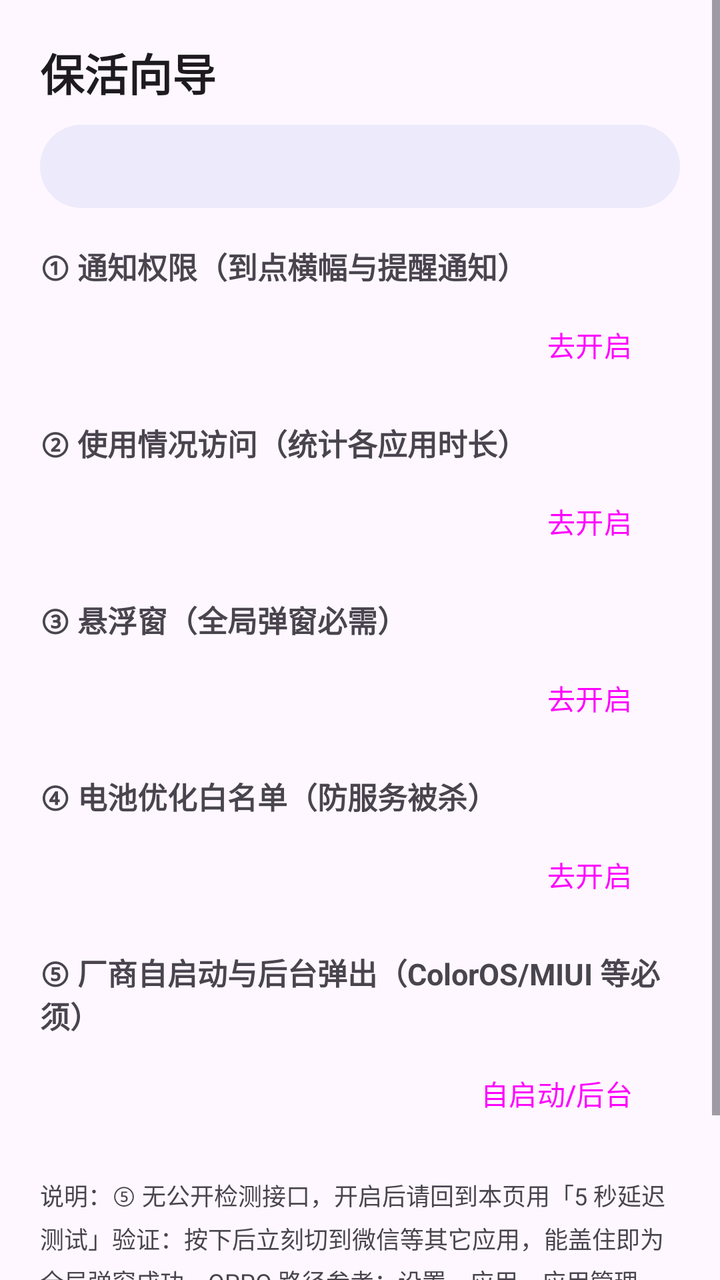
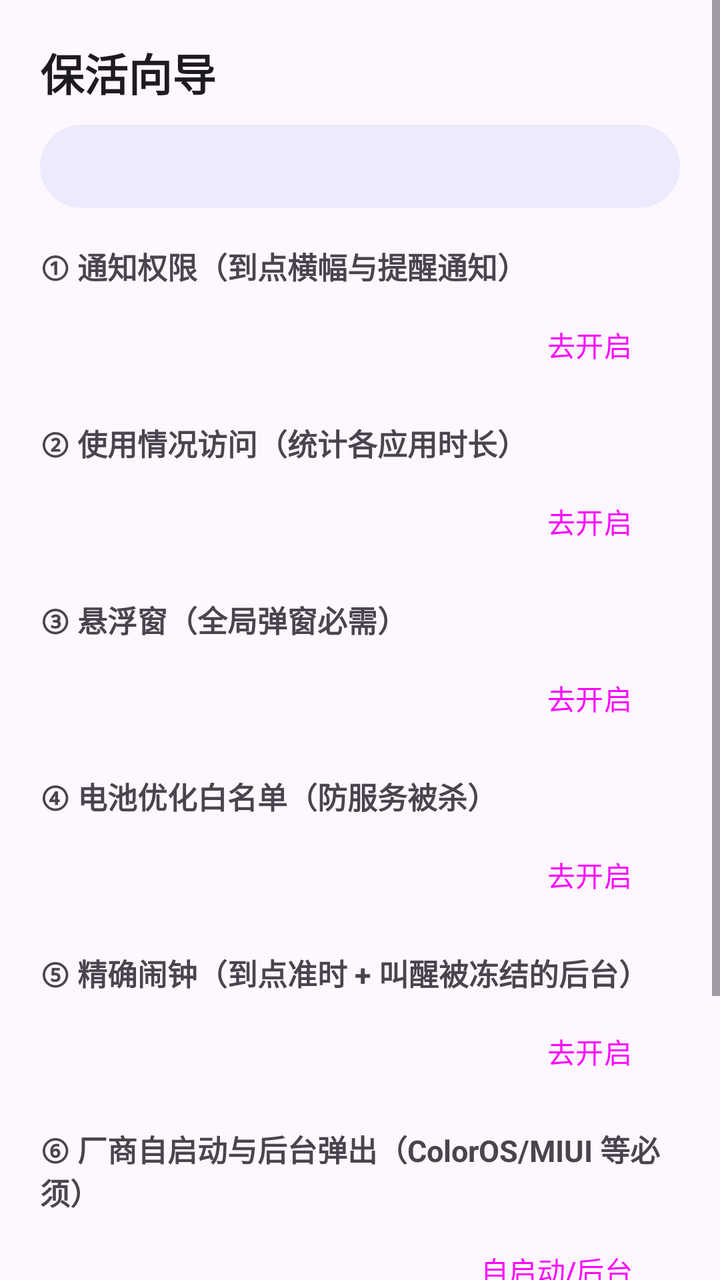

An Android layout rendered at two revisions. The XML below is the earlier revision; the diff shows what the commit changed to produce the second picture.
<!-- AndroidManifest.xml: application theme Theme.App -->
<!-- res/layout/activity_wizard.xml -->
<?xml version="1.0" encoding="utf-8"?>
<ScrollView xmlns:android="http://schemas.android.com/apk/res/android"
    android:layout_width="match_parent"
    android:layout_height="match_parent"
    android:fillViewport="true">

    <LinearLayout
        android:layout_width="match_parent"
        android:layout_height="wrap_content"
        android:orientation="vertical"
        android:padding="20dp">

        <TextView
            android:layout_width="wrap_content"
            android:layout_height="wrap_content"
            android:text="@string/wizard_title"
            android:textAppearance="?attr/textAppearanceTitleLarge"
            android:textStyle="bold" />

        <TextView
            android:id="@+id/wizardTips"
            android:layout_width="match_parent"
            android:layout_height="wrap_content"
            android:layout_marginTop="10dp"
            android:background="@drawable/bg_reminder_card"
            android:backgroundTint="#EDEAFB"
            android:lineSpacingExtra="4dp"
            android:padding="12dp"
            android:textColor="#37324E"
            android:textSize="13sp" />

        <TextView
            android:layout_width="wrap_content"
            android:layout_height="wrap_content"
            android:layout_marginTop="18dp"
            android:text="@string/wizard_step_notif"
            android:textSize="15sp"
            android:textStyle="bold" />

        <LinearLayout
            android:layout_width="match_parent"
            android:layout_height="wrap_content"
            android:layout_marginTop="4dp"
            android:gravity="center_vertical"
            android:orientation="horizontal">

            <TextView
                android:id="@+id/statusNotif"
                android:layout_width="0dp"
                android:layout_height="wrap_content"
                android:layout_weight="1"
                android:textSize="13sp" />

            <Button
                android:id="@+id/goNotif"
                style="@style/Widget.Material3.Button.TonalButton"
                android:layout_width="wrap_content"
                android:layout_height="wrap_content"
                android:text="@string/wizard_go" />
        </LinearLayout>

        <TextView
            android:layout_width="wrap_content"
            android:layout_height="wrap_content"
            android:layout_marginTop="14dp"
            android:text="@string/wizard_step_usage"
            android:textSize="15sp"
            android:textStyle="bold" />

        <LinearLayout
            android:layout_width="match_parent"
            android:layout_height="wrap_content"
            android:layout_marginTop="4dp"
            android:gravity="center_vertical"
            android:orientation="horizontal">

            <TextView
                android:id="@+id/statusUsage"
                android:layout_width="0dp"
                android:layout_height="wrap_content"
                android:layout_weight="1"
                android:textSize="13sp" />

            <Button
                android:id="@+id/goUsage"
                style="@style/Widget.Material3.Button.TonalButton"
                android:layout_width="wrap_content"
                android:layout_height="wrap_content"
                android:text="@string/wizard_go" />
        </LinearLayout>

        <TextView
            android:layout_width="wrap_content"
            android:layout_height="wrap_content"
            android:layout_marginTop="14dp"
            android:text="@string/wizard_step_overlay"
            android:textSize="15sp"
            android:textStyle="bold" />

        <LinearLayout
            android:layout_width="match_parent"
            android:layout_height="wrap_content"
            android:layout_marginTop="4dp"
            android:gravity="center_vertical"
            android:orientation="horizontal">

            <TextView
                android:id="@+id/statusOverlay"
                android:layout_width="0dp"
                android:layout_height="wrap_content"
                android:layout_weight="1"
                android:textSize="13sp" />

            <Button
                android:id="@+id/goOverlay"
                style="@style/Widget.Material3.Button.TonalButton"
                android:layout_width="wrap_content"
                android:layout_height="wrap_content"
                android:text="@string/wizard_go" />
        </LinearLayout>

        <TextView
            android:layout_width="wrap_content"
            android:layout_height="wrap_content"
            android:layout_marginTop="14dp"
            android:text="@string/wizard_step_battery"
            android:textSize="15sp"
            android:textStyle="bold" />

        <LinearLayout
            android:layout_width="match_parent"
            android:layout_height="wrap_content"
            android:layout_marginTop="4dp"
            android:gravity="center_vertical"
            android:orientation="horizontal">

            <TextView
                android:id="@+id/statusBattery"
                android:layout_width="0dp"
                android:layout_height="wrap_content"
                android:layout_weight="1"
                android:textSize="13sp" />

            <Button
                android:id="@+id/goBattery"
                style="@style/Widget.Material3.Button.TonalButton"
                android:layout_width="wrap_content"
                android:layout_height="wrap_content"
                android:text="@string/wizard_go" />
        </LinearLayout>

        <TextView
            android:layout_width="wrap_content"
            android:layout_height="wrap_content"
            android:layout_marginTop="14dp"
            android:text="@string/wizard_step_oem"
            android:textSize="15sp"
            android:textStyle="bold" />

        <LinearLayout
            android:layout_width="match_parent"
            android:layout_height="wrap_content"
            android:layout_marginTop="4dp"
            android:gravity="center_vertical"
            android:orientation="horizontal">

            <TextView
                android:id="@+id/statusOem"
                android:layout_width="0dp"
                android:layout_height="wrap_content"
                android:layout_weight="1"
                android:textSize="13sp" />

            <Button
                android:id="@+id/goOem"
                style="@style/Widget.Material3.Button.TonalButton"
                android:layout_width="wrap_content"
                android:layout_height="wrap_content"
                android:text="@string/wizard_go_oem" />
        </LinearLayout>

        <TextView
            android:layout_width="match_parent"
            android:layout_height="wrap_content"
            android:layout_marginTop="18dp"
            android:lineSpacingExtra="4dp"
            android:text="@string/wizard_footer"
            android:textColor="?attr/colorOnSurfaceVariant"
            android:textSize="12sp" />
    </LinearLayout>
</ScrollView>
<!-- resources referenced by this layout -->
<resources>
  <!-- drawable bg_reminder_card (drawable) -->
  <?xml version="1.0" encoding="utf-8"?>
  <shape xmlns:android="http://schemas.android.com/apk/res/android"
      android:shape="rectangle">
      <corners android:radius="22dp" />
      <solid android:color="@color/reminder_card" />
  </shape>
  <string name="wizard_footer">说明：⑤ 无公开检测接口，开启后请回到本页用「5 秒延迟测试」验证：按下后立刻切到微信等其它应用，能盖住即为全局弹窗成功。OPPO 路径参考：设置→应用→应用管理→解锁提醒→权限管理→允许「后台弹出界面」；自启动在 应用信息→允许自启。侧载安装（Android 13+）若开关是灰的，请到 应用信息→右上角菜单→「允许受限设置」。</string>
  <string name="wizard_go">去开启</string>
  <string name="wizard_go_oem">自启动/后台</string>
  <string name="wizard_step_battery">④ 电池优化白名单（防服务被杀）</string>
  <string name="wizard_step_notif">① 通知权限（到点横幅与提醒通知）</string>
  <string name="wizard_step_oem">⑤ 厂商自启动与后台弹出（ColorOS/MIUI 等必须）</string>
  <string name="wizard_step_overlay">③ 悬浮窗（全局弹窗必需）</string>
  <string name="wizard_step_usage">② 使用情况访问（统计各应用时长）</string>
  <string name="wizard_title">保活向导</string>
  <style name="Theme.App" parent="Theme.Material3.DayNight.NoActionBar">
          <item name="colorPrimary">@color/brand_primary</item>
          <item name="colorOnPrimary">#FFFFFF</item>
          <item name="colorPrimaryContainer">@color/brand_container</item>
          <item name="colorOnPrimaryContainer">#10125C</item>
      </style>
  <color name="reminder_card">#221F2B</color>
  <color name="brand_primary">#3F51B5</color>
  <color name="brand_container">#DFE2FF</color>
</resources>

<!-- the commit's change to res/layout/activity_wizard.xml (unified diff, before → after) -->
@@ -153,6 +153,36 @@
             android:layout_width="wrap_content"
             android:layout_height="wrap_content"
             android:layout_marginTop="14dp"
+            android:text="@string/wizard_step_alarm"
+            android:textSize="15sp"
+            android:textStyle="bold" />
+
+        <LinearLayout
+            android:layout_width="match_parent"
+            android:layout_height="wrap_content"
+            android:layout_marginTop="4dp"
+            android:gravity="center_vertical"
+            android:orientation="horizontal">
+
+            <TextView
+                android:id="@+id/statusAlarm"
+                android:layout_width="0dp"
+                android:layout_height="wrap_content"
+                android:layout_weight="1"
+                android:textSize="13sp" />
+
+            <Button
+                android:id="@+id/goAlarm"
+                style="@style/Widget.Material3.Button.TonalButton"
+                android:layout_width="wrap_content"
+                android:layout_height="wrap_content"
+                android:text="@string/wizard_go" />
+        </LinearLayout>
+
+        <TextView
+            android:layout_width="wrap_content"
+            android:layout_height="wrap_content"
+            android:layout_marginTop="14dp"
             android:text="@string/wizard_step_oem"
             android:textSize="15sp"
             android:textStyle="bold" />
<!-- resource entries referenced after the edit -->
@@ -10,9 +10,10 @@
   <string name="wizard_footer">说明：⑤ 无公开检测接口，开启后请回到本页用「5 秒延迟测试」验证：按下后立刻切到微信等其它应用，能盖住即为全局弹窗成功。OPPO 路径参考：设置→应用→应用管理→解锁提醒→权限管理→允许「后台弹出界面」；自启动在 应用信息→允许自启。侧载安装（Android 13+）若开关是灰的，请到 应用信息→右上角菜单→「允许受限设置」。</string>
   <string name="wizard_go">去开启</string>
   <string name="wizard_go_oem">自启动/后台</string>
+  <string name="wizard_step_alarm">⑤ 精确闹钟（到点准时 + 叫醒被冻结的后台）</string>
   <string name="wizard_step_battery">④ 电池优化白名单（防服务被杀）</string>
   <string name="wizard_step_notif">① 通知权限（到点横幅与提醒通知）</string>
-  <string name="wizard_step_oem">⑤ 厂商自启动与后台弹出（ColorOS/MIUI 等必须）</string>
+  <string name="wizard_step_oem">⑥ 厂商自启动与后台弹出（ColorOS/MIUI 等必须）</string>
   <string name="wizard_step_overlay">③ 悬浮窗（全局弹窗必需）</string>
   <string name="wizard_step_usage">② 使用情况访问（统计各应用时长）</string>
   <string name="wizard_title">保活向导</string>
